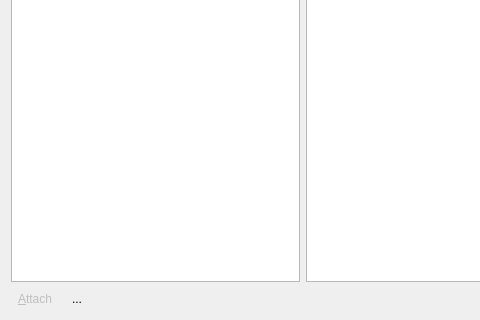
Old version of the form ui/multicastdialog.ui in the repository shaan7/Kapotah; both pictures show x 0 to 480 and y 126 to 446 of the 606 by 446 pixel window.
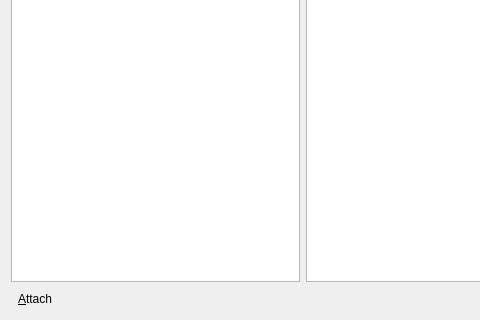
New version of the form. Icons and pictures are not drawn.

Diff of the .ui file:
```diff
--- a/ui/multicastdialog.ui
+++ b/ui/multicastdialog.ui
@@ -35,7 +35,7 @@
        <item>
         <widget class="QToolButton" name="attachButton">
          <property name="enabled">
-          <bool>false</bool>
+          <bool>true</bool>
          </property>
          <property name="text">
           <string>&amp;Attach</string>
@@ -58,16 +58,6 @@
          </property>
         </widget>
        </item>
-       <item>
-        <widget class="QToolButton" name="attachmentButton">
-         <property name="text">
-          <string>...</string>
-         </property>
-         <property name="autoRaise">
-          <bool>true</bool>
-         </property>
-        </widget>
-       </item>
        <item>
         <spacer name="horizontalSpacer">
          <property name="orientation">
```
